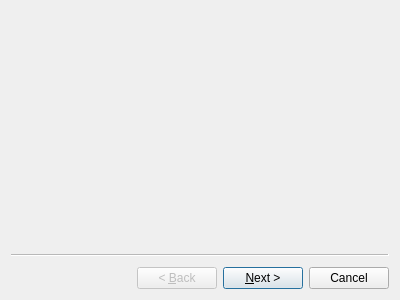
kyledevans/Medicine-Track, file mtrack/alterpharmacistwizard.ui: the form before one commit.
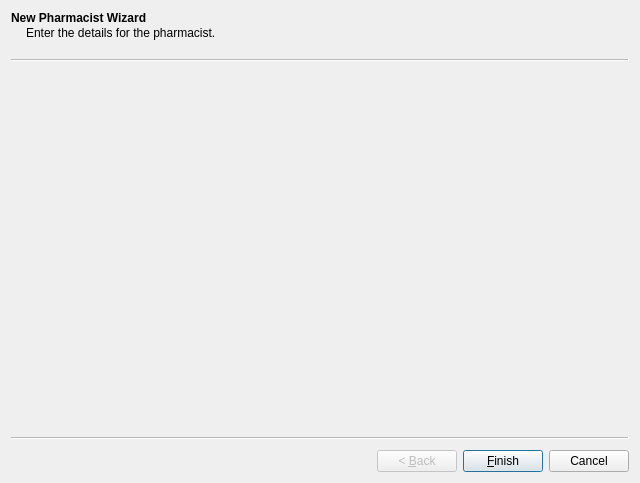
The form after the commit. Custom widgets are drawn as their Qt base class.

Commit message: Added a prescriber tab. 	modified:   mtrack/alterpharmacistwizard.ui 	modified:   mtrack/alterprescriberwizard.ui 	modified:   mtrack/apharmp_page00.ui 	modified:   mtrack/aprescriberpage_page00.ui 	modified:   mtrack/mtrack.pro 	modified:   mtrack/patientsearch.ui 	new file:   mtrack/prescriberframe.cpp 	new file:   mtrack/prescriberframe.h 	new file:   mtrack/prescriberframe.ui

```diff
--- a/mtrack/alterpharmacistwizard.ui
+++ b/mtrack/alterpharmacistwizard.ui
@@ -5,14 +5,30 @@
    <rect>
     <x>0</x>
     <y>0</y>
-    <width>400</width>
-    <height>300</height>
+    <width>640</width>
+    <height>483</height>
    </rect>
   </property>
   <property name="windowTitle">
    <string>Wizard</string>
   </property>
-  <widget class="QWizardPage" name="wizardPage1"/>
-  <widget class="QWizardPage" name="wizardPage2"/>
+  <widget class="APharmP_Page00" name="page0">
+   <property name="title">
+    <string>New Pharmacist Wizard</string>
+   </property>
+   <property name="subTitle">
+    <string>Enter the details for the pharmacist.</string>
+   </property>
+  </widget>
  </widget>
+ <customwidgets>
+  <customwidget>
+   <class>APharmP_Page00</class>
+   <extends>QWizardPage</extends>
+   <header location="global">apharmp_page00.h</header>
+   <container>1</container>
+  </customwidget>
+ </customwidgets>
+ <resources/>
+ <connections/>
 </ui>
```
Left out of the diff: 1 changed line with no effect on the pictures. The commit also changes 8 other files.
